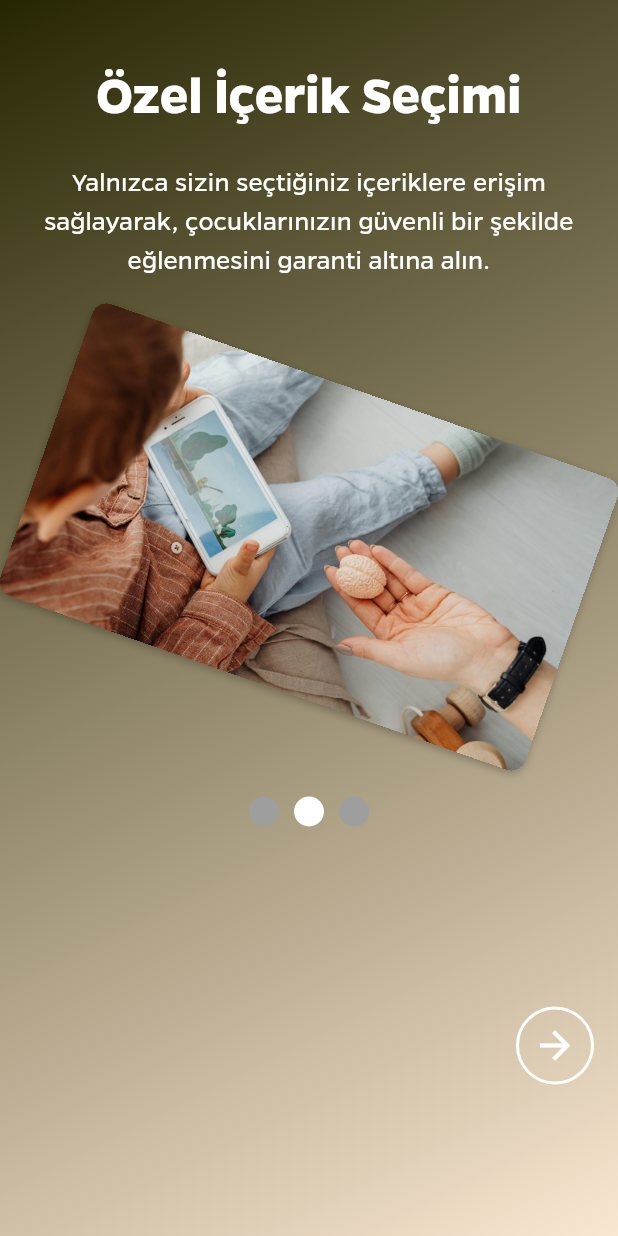
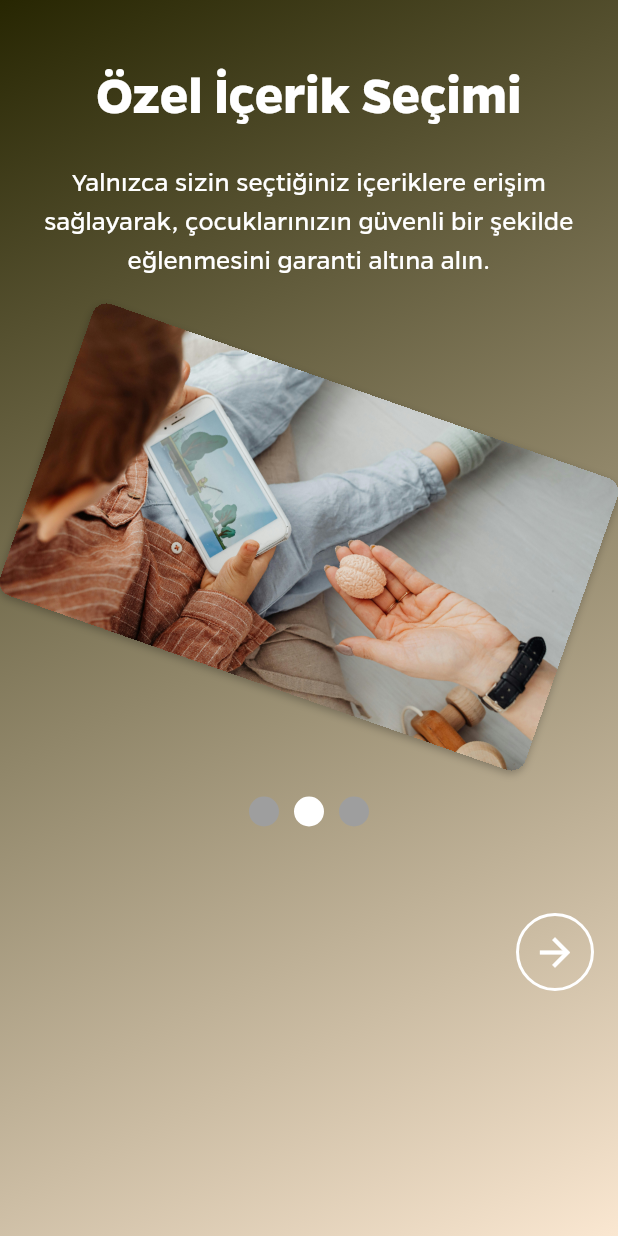
Before and after one commit to alpanet/kidsApp, a Flutter app: the screen it shows after launch, after a tap on the "arrow forward" icon, on a phone screen of 412 x 824 dp. Run offline on Flutter 3.47's test engine with Material 3 defaults, Android fonts, the phone set to English and light mode, and no system bars; our stand-ins replace auto_route, circular_countdown_timer, flutter_riverpod, flutter_screenutil, image_picker, intl_phone_field and 2 more; network calls fail; project files that could hold a hidden picture were left out.

```diff
--- a/lib/ui/components/movie_card_component.dart
+++ b/lib/ui/components/movie_card_component.dart
@@ -30,7 +30,7 @@ class MovieCard extends StatelessWidget {
                     videoUrls: [
                       'https://www.youtube.com/watch?v=IAkVzdUAR_w',
                       'https://www.learningcontainer.com/wp-content/uploads/2020/05/sample-mp4-file.mp4',
-                      'commondatasdasdckBunny.mp4'
+                      'https://youtu.be/RFkkYVxyJYI?si=xqCwfyeoB_wwr6g9'
                     ],
                   ),
                 ),
--- a/lib/ui/screens/main/main_page.dart
+++ b/lib/ui/screens/main/main_page.dart
@@ -213,9 +213,8 @@ class MainPageListCardComponent extends StatelessWidget {
             style: AppTheme.mainpageCategoryTitle,
           ),
         ),
-        const SizedBox(height: 10),
         SizedBox(
-          height: 320, // Kartların yüksekliği
+          height: 320,
           child: MovieCardList(movies: movies),
         ),
       ],
--- a/lib/ui/screens/onboarding/onboarding_page1.dart
+++ b/lib/ui/screens/onboarding/onboarding_page1.dart
@@ -69,9 +69,7 @@ class OnboardingPage1 extends StatelessWidget {
               ),
             ),
             const SizedBox(height: 70),
-            Padding(
-              padding: const EdgeInsets.only(bottom: 120.0),
-              child: Row(
+            Row(
               mainAxisAlignment: MainAxisAlignment.center,
               children: List.generate(
                 3,
@@ -87,15 +85,16 @@ class OnboardingPage1 extends StatelessWidget {
                 ),
               ),
             ),
+            Padding(
+              padding: EdgeInsets.only(
+                top: MediaQuery.of(context).size.height *
+                    0.07,
               ),
-            Padding(
-              padding: const EdgeInsets.only(bottom: 0.0),
               child: Align(
                 alignment: Alignment.bottomRight,
                 child: Container(
                   decoration: BoxDecoration(
-                    color: Colors
-                        .transparent,
+                    color: Colors.transparent,
                     shape: BoxShape.circle,
                     border: Border.all(
                       color: Colors.white,
--- a/lib/ui/screens/onboarding/onboarding_page2.dart
+++ b/lib/ui/screens/onboarding/onboarding_page2.dart
@@ -64,9 +64,7 @@ class OnboardingPage2 extends StatelessWidget {
               ),
             ),
             const SizedBox(height: 70),
-            Padding(
-              padding: const EdgeInsets.only(bottom: 120.0),
-              child: Row(
+            Row(
               mainAxisAlignment: MainAxisAlignment.center,
               children: List.generate(
                 3,
@@ -82,9 +80,11 @@ class OnboardingPage2 extends StatelessWidget {
                 ),
               ),
             ),
+            Padding(
+              padding: EdgeInsets.only(
+                top: MediaQuery.of(context).size.height *
+                    0.07,
               ),
-            Padding(
-              padding: const EdgeInsets.only(bottom: 20.0),
               child: Align(
                 alignment: Alignment.bottomRight,
                 child: Container(
--- a/lib/ui/screens/onboarding/onboarding_page3.dart
+++ b/lib/ui/screens/onboarding/onboarding_page3.dart
@@ -64,9 +64,7 @@ class OnboardingPage3 extends StatelessWidget {
               ),
             ),
             const SizedBox(height: 70),
-            Padding(
-              padding: const EdgeInsets.only(bottom: 140.0),
-              child: Row(
+            Row(
               mainAxisAlignment: MainAxisAlignment.center,
               children: List.generate(
                 3,
@@ -82,9 +80,11 @@ class OnboardingPage3 extends StatelessWidget {
                 ),
               ),
             ),
+            Padding(
+              padding: EdgeInsets.only(
+                top: MediaQuery.of(context).size.height *
+                    0.07,
               ),
-            Padding(
-              padding: const EdgeInsets.only(bottom: 20.0),
               child: Align(
                 alignment: Alignment.bottomRight,
                 child: Container(
--- a/lib/ui/screens/videoPlayer/video_player_page.dart
+++ b/lib/ui/screens/videoPlayer/video_player_page.dart
@@ -118,12 +118,10 @@ class _VideoPageState extends State<VideoPage> {
                           ]);
                         },
                         onEnded: (data) {
-                          SystemChrome.setPreferredOrientations([
-                            DeviceOrientation.portraitUp,
-                          ]);
+                          _navigateToNextVideo();
                         },
                       )
-                    : VideoPlayerWidget(videoUrl: widget.videoUrls[currentIndex])
+                    : VideoPlayerWidget(videoUrl: widget.videoUrls[currentIndex], onVideoEnd: _navigateToNextVideo)
                 : const Center(
                     child: Text(
                       "This URL does not contain a video.",
```
Also changed, not shown: lib/ui/components/video_player_widget.dart (+65 -30 lines). Lines whose indentation alone changed are shown as unchanged.
